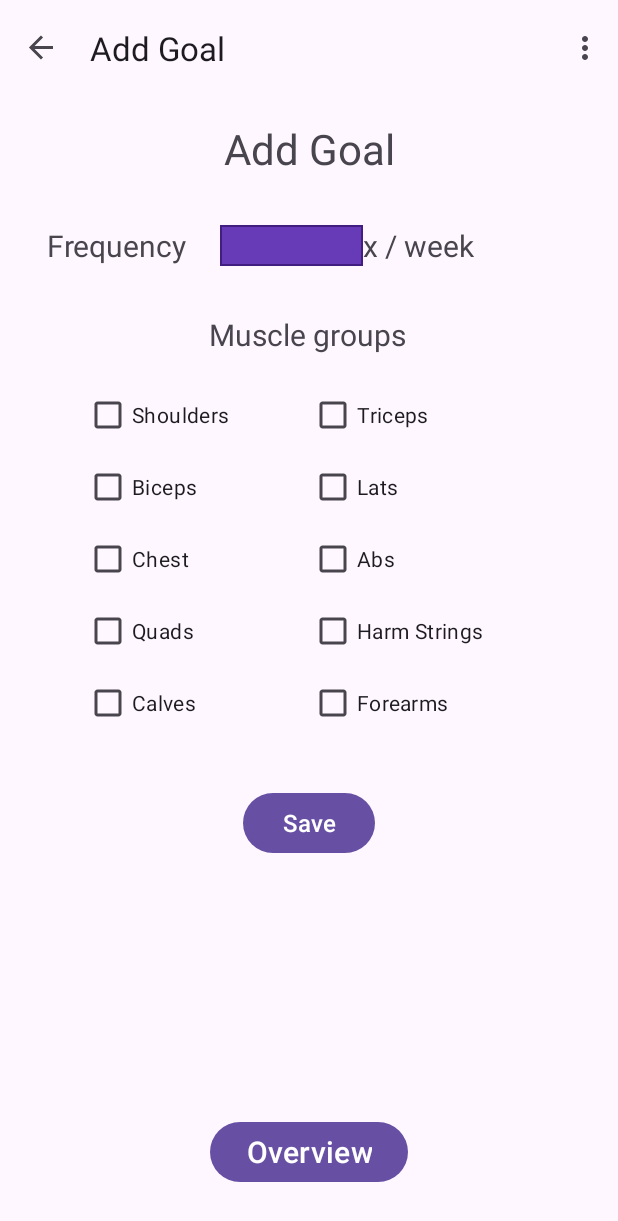
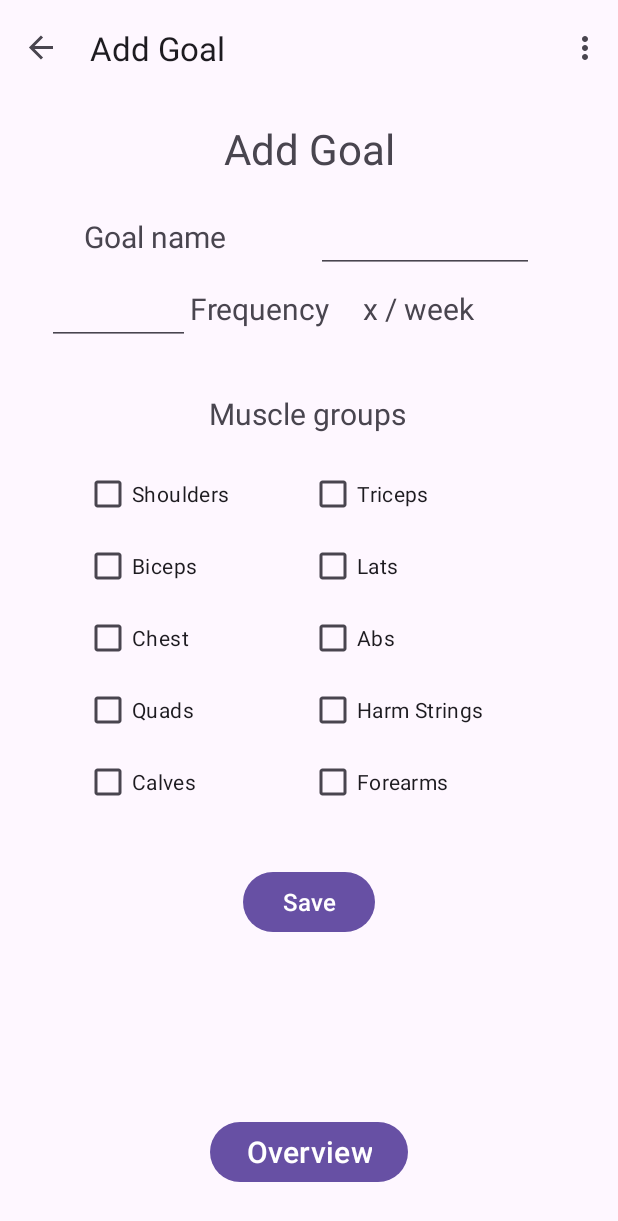
Before and after one commit to S1n93r/BodyGoals, an Android app: the AddGoal screen opened through its navigation route, on a phone screen of 412 x 824 dp. Shown: the top 1221 px of the screen. Run offline under Robolectric (Android 15) with nearby library versions, the phone set to English and light mode, and no system bars; our stand-ins replace navigation-ui; libraries missing offline, so code that uses them is left out: java8.util.

Commit message:
Goals can now be added to the user by using the "add goal" view. the viewmodel is now owned by the main activity instead of the fragment, making it survive changing fragments.

```diff
--- a/app/src/main/java/com/slinger/bodygoals/model/Goal.java
+++ b/app/src/main/java/com/slinger/bodygoals/model/Goal.java
@@ -7,13 +7,17 @@ public class Goal {
 
     private final String name;
     private final int frequency;
-    private final List<MuscleGroup> mouscleGroups = new ArrayList<>();
+    private final List<MuscleGroup> muscleGroups = new ArrayList<>();
 
     private Goal(String name, int frequency) {
         this.name = name;
         this.frequency = frequency;
     }
 
+    public void addMuscleGroup(MuscleGroup muscleGroup) {
+        muscleGroups.add(muscleGroup);
+    }
+
     public static Goal of(String name, int frequency) {
         return new Goal(name, frequency);
     }
--- a/app/src/main/java/com/slinger/bodygoals/ui/fragments/Overview.java
+++ b/app/src/main/java/com/slinger/bodygoals/ui/fragments/Overview.java
@@ -25,7 +25,8 @@ public class Overview extends Fragment {
     public void onCreate(@Nullable Bundle savedInstanceState) {
         super.onCreate(savedInstanceState);
 
-        viewModel = new ViewModelProvider(this).get(ViewModel.class);
+        if (getActivity() != null)
+            viewModel = new ViewModelProvider(getActivity()).get(ViewModel.class);
 
         registerLiveDataObserver();
     }
--- a/app/src/main/res/layout/fragment_add_goal.xml
+++ b/app/src/main/res/layout/fragment_add_goal.xml
@@ -159,32 +159,28 @@
         android:id="@+id/linearLayout"
         android:layout_width="350dp"
         android:layout_height="wrap_content"
-        android:layout_marginTop="32dp"
         android:orientation="horizontal"
         app:layout_constraintEnd_toEndOf="parent"
         app:layout_constraintHorizontal_bias="0.5"
         app:layout_constraintStart_toStartOf="parent"
-        app:layout_constraintTop_toBottomOf="@+id/titleTextView">
+        app:layout_constraintTop_toBottomOf="@+id/linearLayout3">
+
+        <EditText
+            android:id="@+id/frequencyTextView"
+            android:layout_width="30dp"
+            android:layout_height="wrap_content"
+            android:layout_weight="1"
+            android:inputType="number"
+            android:textSize="20sp" />
 
         <TextView
-            android:id="@+id/textView5"
             android:layout_width="50dp"
             android:layout_height="wrap_content"
             android:layout_weight="1"
             android:text="@string/goal_frequency"
             android:textSize="20sp" />
 
-        <EditText
-            android:id="@+id/textView7"
-            android:background="@drawable/border_background"
-            android:layout_width="30dp"
-            android:layout_height="wrap_content"
-            android:layout_weight="1"
-            android:textSize="20sp"
-            android:inputType="number" />
-
         <TextView
-            android:id="@+id/textView6"
             android:layout_width="wrap_content"
             android:layout_height="wrap_content"
             android:layout_weight="1"
@@ -193,7 +189,7 @@
     </LinearLayout>
 
     <Button
-        android:id="@+id/button"
+        android:id="@+id/buttonSave"
         android:layout_width="wrap_content"
         android:layout_height="wrap_content"
         android:layout_marginTop="32dp"
@@ -204,4 +200,30 @@
         app:layout_constraintStart_toStartOf="parent"
         app:layout_constraintTop_toBottomOf="@+id/linearLayout2" />
 
+    <LinearLayout
+        android:id="@+id/linearLayout3"
+        android:layout_width="300dp"
+        android:layout_height="wrap_content"
+        android:layout_marginTop="16dp"
+        android:orientation="horizontal"
+        app:layout_constraintEnd_toEndOf="parent"
+        app:layout_constraintStart_toStartOf="parent"
+        app:layout_constraintTop_toBottomOf="@+id/titleTextView">
+
+        <TextView
+            android:layout_width="30dp"
+            android:layout_height="wrap_content"
+            android:layout_weight="1"
+            android:text="Goal name"
+            android:textSize="20sp" />
+
+        <EditText
+            android:id="@+id/goalNameText"
+            android:layout_width="wrap_content"
+            android:layout_height="wrap_content"
+            android:layout_weight="1"
+            android:textSize="20sp"
+            android:inputType="text" />
+    </LinearLayout>
+
 </androidx.constraintlayout.widget.ConstraintLayout>
```
Also changed, not shown: app/src/main/java/com/slinger/bodygoals/model/User.java (+14 -0 lines), app/src/main/java/com/slinger/bodygoals/ui/ViewModel.java (+12 -0 lines), app/src/main/java/com/slinger/bodygoals/ui/fragments/AddGoal.java (+67 -3 lines).
